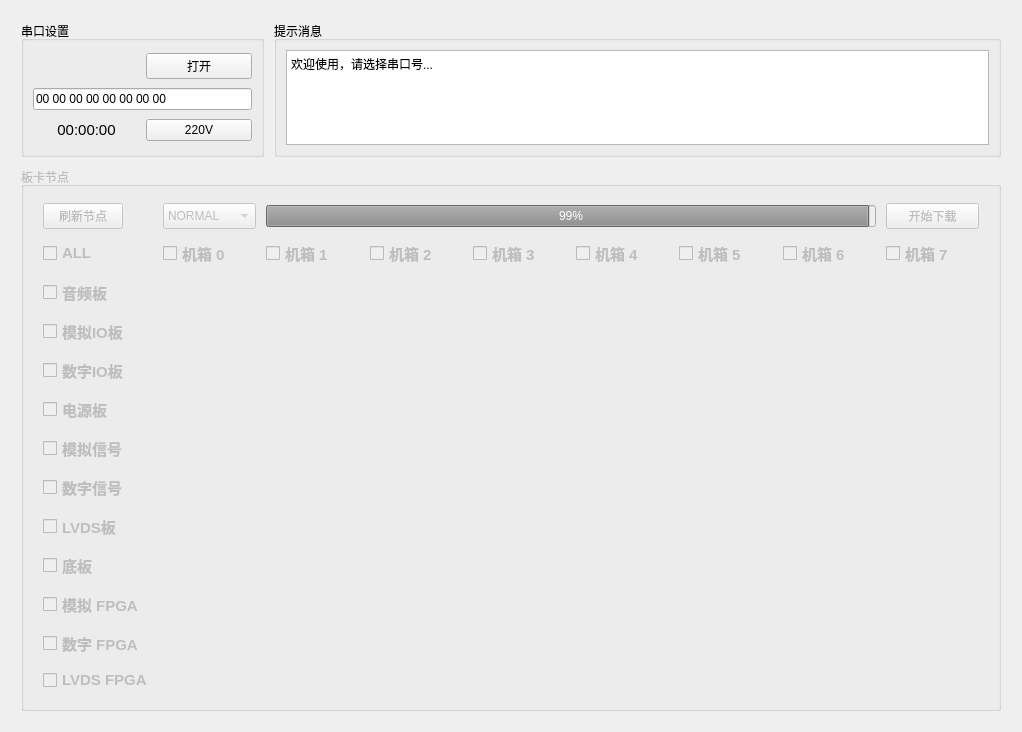
This is ProgramUpdate.ui in chenzhipeng-hqu/python as Qt 5 draws it before an edit. The edited form follows.
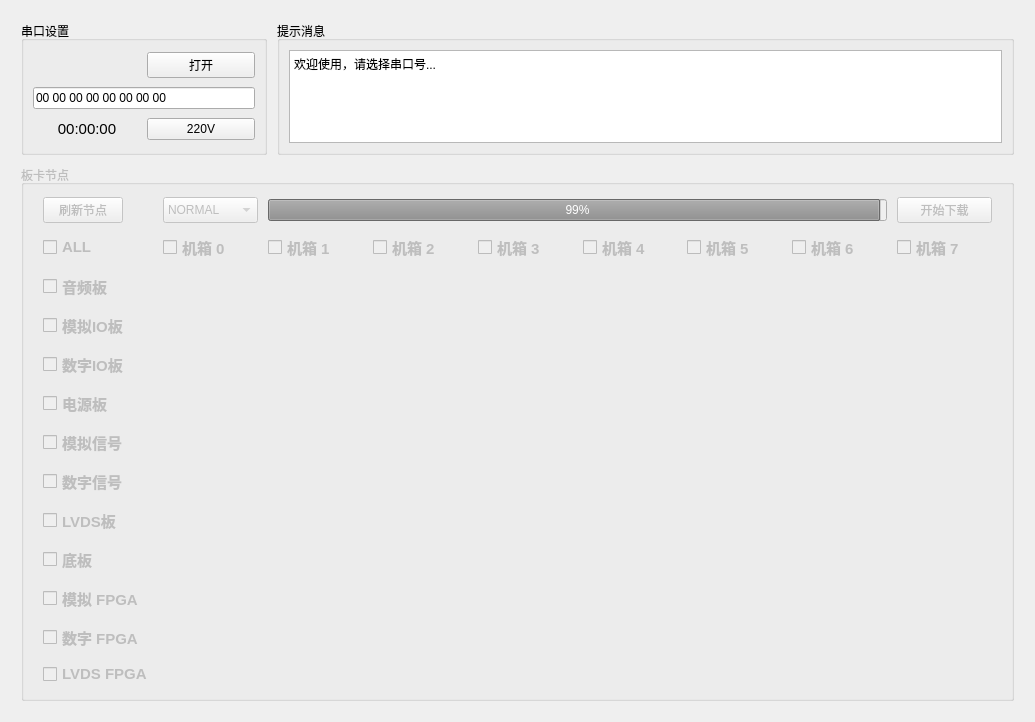
This is the edited form.

```diff
--- a/ProgramUpdate.ui
+++ b/ProgramUpdate.ui
@@ -12,8 +12,8 @@
    <rect>
     <x>0</x>
     <y>0</y>
-    <width>1022</width>
-    <height>732</height>
+    <width>1035</width>
+    <height>722</height>
    </rect>
   </property>
   <property name="sizePolicy">
@@ -363,7 +363,7 @@
              <string>机箱 0</string>
             </property>
             <property name="checkable">
-             <bool>false</bool>
+             <bool>true</bool>
             </property>
             <property name="checked">
              <bool>false</bool>
@@ -629,7 +629,7 @@
              <string>机箱 7</string>
             </property>
             <property name="checkable">
-             <bool>false</bool>
+             <bool>true</bool>
             </property>
             <property name="checked">
              <bool>false</bool>
@@ -664,7 +664,7 @@
              <string>机箱 5</string>
             </property>
             <property name="checkable">
-             <bool>false</bool>
+             <bool>true</bool>
             </property>
             <property name="checked">
              <bool>false</bool>
@@ -763,7 +763,7 @@
              <string>机箱 1</string>
             </property>
             <property name="checkable">
-             <bool>false</bool>
+             <bool>true</bool>
             </property>
             <property name="checked">
              <bool>false</bool>
@@ -798,7 +798,7 @@
              <string>机箱 6</string>
             </property>
             <property name="checkable">
-             <bool>false</bool>
+             <bool>true</bool>
             </property>
             <property name="checked">
              <bool>false</bool>
@@ -833,7 +833,7 @@
              <string>机箱 3</string>
             </property>
             <property name="checkable">
-             <bool>false</bool>
+             <bool>true</bool>
             </property>
             <property name="checked">
              <bool>false</bool>
@@ -884,7 +884,7 @@
              <string>机箱 4</string>
             </property>
             <property name="checkable">
-             <bool>false</bool>
+             <bool>true</bool>
             </property>
             <property name="checked">
              <bool>false</bool>
@@ -951,7 +951,7 @@
              <string>机箱 2</string>
             </property>
             <property name="checkable">
-             <bool>false</bool>
+             <bool>true</bool>
             </property>
             <property name="checked">
              <bool>false</bool>
```
Left out of the diff: 15 changed lines with no effect on the pictures.
